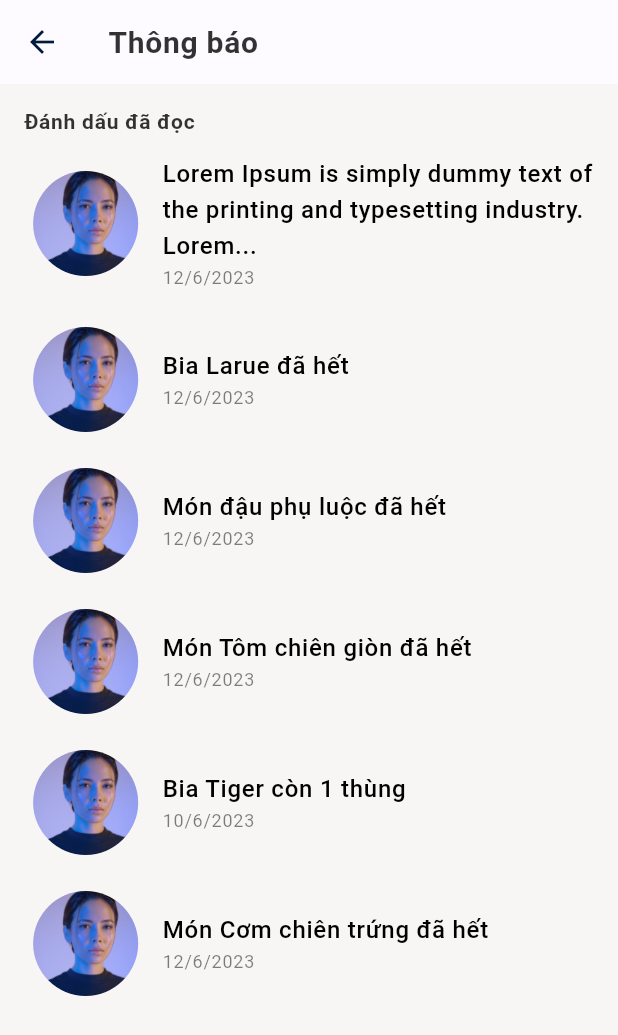
After one commit to ThangStar/AZFood, a Flutter app: the NotificationScreen screen opened directly, on a phone screen of 412 x 824 dp. The commit adds this screen. Shown: the top 1035 px of the screen. Run offline on Flutter 3.47's test engine with Material 2 defaults, Android fonts, the light colour scheme and no system bars; our stand-ins replace bloc, dio, equatable, flutter_animate, flutter_bloc, flutter_dotenv and 3 more; accounts and stored records are empty; project files that could hold a hidden picture were left out.

Commit message:
UI notification

```diff
--- /dev/null
+++ b/front_end/lib/ui/screens/notification/notification_screen.dart
@@ -0,0 +1,124 @@
+import 'package:flutter/material.dart';
+import 'package:flutter/cupertino.dart';
+import '../../theme/color_schemes.dart';
+
+class NotificationScreen extends StatefulWidget {
+  const NotificationScreen({Key? key}) : super(key: key);
+
+  @override
+  State<NotificationScreen> createState() => _NotificationScreenState();
+}
+
+class _NotificationScreenState extends State<NotificationScreen> {
+  // Danh sách thông báo
+  final List<String> notifications = [
+    "Lorem Ipsum is simply dummy text of the printing and typesetting industry. Lorem Ipsum has been the industry's standard dummy text ever since the 1500s, when an unknown printer took a galle",
+    "Bia Larue đã hết",
+    "Món đậu phụ luộc đã hết",
+    "Món Tôm chiên giòn đã hết",
+    "Bia Tiger còn 1 thùng",
+    "Món Cơm chiên trứng đã hết",
+  ];
+
+  final List<String> date = [
+    "12/6/2023",
+    "12/6/2023",
+    "12/6/2023",
+    "12/6/2023",
+    "10/6/2023",
+    "12/6/2023",
+  ];
+
+  @override
+  Widget build(BuildContext context) {
+    return Scaffold(
+      backgroundColor: colorScheme(context).background,
+      appBar: AppBar(
+        title: Text(
+          'Thông báo',
+          style: Theme.of(context)
+              .textTheme
+              .titleMedium
+              ?.copyWith(fontWeight: FontWeight.bold, fontSize: 20),
+        ),
+      ),
+      body: Padding(
+        padding: const EdgeInsets.symmetric(horizontal: 16),
+        child: Column(
+          crossAxisAlignment: CrossAxisAlignment.start,
+          children: [
+            Padding(
+              padding: const EdgeInsets.only(top: 15),
+              child: Text(
+                'Đánh dấu đã đọc',
+                style: Theme.of(context)
+                    .textTheme
+                    .titleMedium
+                    ?.copyWith(fontWeight: FontWeight.bold, fontSize: 14),
+              ),
+            ),
+            Expanded(
+              child: ListView.builder(
+                itemCount: notifications.length,
+                itemBuilder: (context, index) {
+                  String notificationText = notifications[index];
+                  if (notificationText.length > 80) {
+                    notificationText = '${notificationText.substring(0, 80)}...';
+                  }
+                  return Padding(
+                    padding: const EdgeInsets.symmetric(vertical: 12),
+                    child: Row(
+                      children: [
+                        const Expanded(
+                          flex: 2,
+                          child: CircleAvatar(
+                            radius: 35,
+                            backgroundImage:
+                                AssetImage('assets/images/avatar.jpg'),
+                          ),
+                        ),
+                        const SizedBox(
+                          width: 10,
+                        ),
+                        Expanded(
+                          flex: 7,
+                          child: Column(
+                            crossAxisAlignment: CrossAxisAlignment.start,
+                            children: [
+                              Text(
+                                notificationText,
+                                style: Theme.of(context)
+                                    .textTheme
+                                    .titleMedium
+                                    ?.copyWith(
+                                        fontWeight: FontWeight.w500,
+                                        fontSize: 16)
+                                    ?.copyWith(
+                                        color: colorScheme(context).scrim),
+                              ),
+                              Text(
+                                date[index],
+                                style: Theme.of(context)
+                                    .textTheme
+                                    .titleMedium
+                                    ?.copyWith(fontSize: 12)
+                                    ?.copyWith(
+                                        color: colorScheme(context)
+                                            .scrim
+                                            .withOpacity(0.5)),
+                              ),
+                            ],
+                          ),
+                        ),
+                      ],
+                    ),
+                  );
+                },
+              ),
+            ),
+          ],
+        ),
+      ),
+    );
+  }
+}
--- a/front_end/lib/ui/widgets/notification_news.dart
+++ b/front_end/lib/ui/widgets/notification_news.dart
@@ -11,7 +11,7 @@ class NotificationNews extends StatelessWidget {
   Widget build(BuildContext context) {
     double width = MediaQuery.of(context).size.width;
     return Container(
-        width: double.infinity,
+      width: double.infinity,
         padding: const EdgeInsets.all(10),
         color: colorScheme(context).primary.withOpacity(0.1),
         child: ClipRRect(
@@ -29,14 +29,14 @@ class NotificationNews extends StatelessWidget {
                       text: 'Trứng sốt cà chua ',
                       style: TextStyle(color: Colors.redAccent)),
                   TextSpan(
-                      text: 'hiện đã hết vui lòng thông báo nếu có khách hàng yêu cầu',
+                      text: 'đã hết.',
                       style: TextStyle(color: Colors.white)),
                 ],
               ),
             )
                 .animate(onComplete: (controller) => controller.repeat(),)
                 .fade(duration: 600.ms)
-                .moveX(begin: width, duration: 10.seconds).then().moveX(end: -width, duration: 10.seconds),
+                .moveX(begin: width, duration: 5.seconds).then().moveX(end: -width, duration: 5.seconds),
           ),
         ));
   }
```
